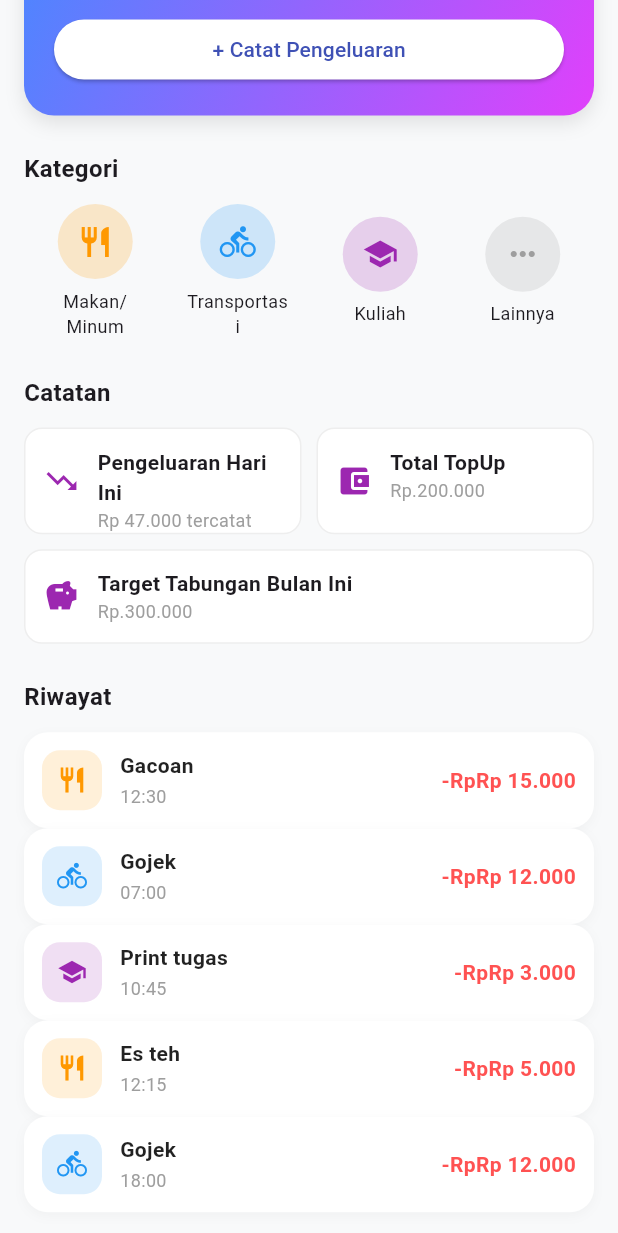
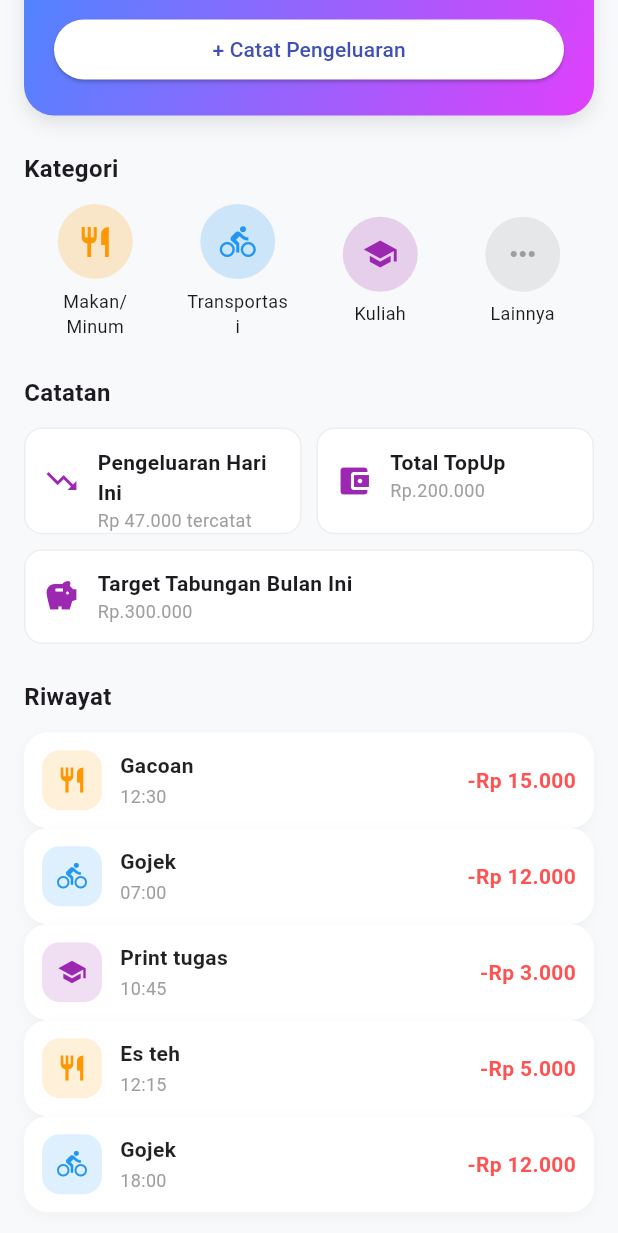
Before and after one commit to RooqiHaydar-coder/Financial-Recorder-RAION-, a Flutter app: the screen it shows after launch, scrolled down 185 dp, on a phone screen of 412 x 824 dp. Shown: the top 1233 px of the screen. Run offline on Flutter 3.47's test engine with Material 3 defaults, Android fonts, the phone set to English and light mode, and no system bars; our stand-ins replace flutter_riverpod.

Commit message:
modified:   lib/pages/home_pages.dart 	modified:   lib/pages/pengeluaran.dart 	renamed:    lib/providers/pengeluaran_provider.dart -> lib/providers/keuangan_provider.dart 	modified:   lib/widgets/kartu.dart 	modified:   lib/widgets/riwayat.dart

```diff
--- a/lib/pages/home_pages.dart
+++ b/lib/pages/home_pages.dart
@@ -1,7 +1,7 @@
 import 'package:flutter/material.dart';
 import 'package:flutter_riverpod/flutter_riverpod.dart';
 import 'package:saldopengeluaran/pages/pengeluaran.dart';
-import 'package:saldopengeluaran/providers/pengeluaran_provider.dart';
+import 'package:saldopengeluaran/providers/keuangan_provider.dart';
 import 'package:saldopengeluaran/widgets/kartu.dart';
 import 'package:saldopengeluaran/widgets/kategori.dart';
 import 'package:saldopengeluaran/widgets/riwayat.dart';
@@ -33,7 +33,7 @@ class HomePage extends ConsumerWidget {
                       const SizedBox(width: 12),
                       Column(
                         crossAxisAlignment: CrossAxisAlignment.start,
-                        children: const [
+                        children: [
                           Text('Selamat pagi,', style: TextStyle(color: Colors.grey, fontSize: 12)),
                           Text('Rooqi', style: TextStyle(fontWeight: FontWeight.bold, fontSize: 16)),
                         ],
--- a/lib/widgets/kartu.dart
+++ b/lib/widgets/kartu.dart
@@ -21,6 +21,7 @@ class Cards extends StatelessWidget {
         borderRadius: BorderRadius.circular(12),
         border: Border.all(color: Colors.grey.shade200),
       ),
+
       child: Row(
         children: [
           Icon(icon, color: Colors.purple),
--- a/lib/widgets/riwayat.dart
+++ b/lib/widgets/riwayat.dart
@@ -46,33 +46,16 @@ class RiwayatWidget extends StatelessWidget {
           Expanded(
             child: Column(
               crossAxisAlignment: CrossAxisAlignment.start,
-              children: [
-                Text(
-                  title,
-                  style: const TextStyle(
-                    fontSize: 14,
-                    fontWeight: FontWeight.bold,
-                    color: Colors.black87,
-                  ),
+              children: [ Text(title, style: const TextStyle(fontSize: 14, fontWeight: FontWeight.bold, color: Colors.black87,),),
+                const SizedBox(height: 2),
+                Text(time, style: const TextStyle(fontSize: 12, color: Colors.grey,
                 ),
-                const SizedBox(height: 2),
-                Text(
-                  time,
-                  style: const TextStyle(
-                    fontSize: 12,
-                    color: Colors.grey,
-                  ),
-                ),
-              ],
-            ),
+              ),
+            ],
           ),
-          Text(
-            '-Rp${MataUang.convertToIdr(amount, 0)}',
-            style: const TextStyle(
-              fontSize: 14,
-              fontWeight: FontWeight.bold,
-              color: Colors.redAccent,
-            ),
+        ),
+          Text('-${MataUang.convertToIdr(amount, 0)}', style: const TextStyle(fontSize: 14,fontWeight: FontWeight.bold, color: Colors.redAccent,
+          ),
           ),
         ],
       ),
```
Also changed, not shown: lib/pages/pengeluaran.dart (+2 -25 lines), lib/providers/keuangan_provider.dart (renamed from lib/providers/pengeluaran_provider.dart, +4 -7 lines).
